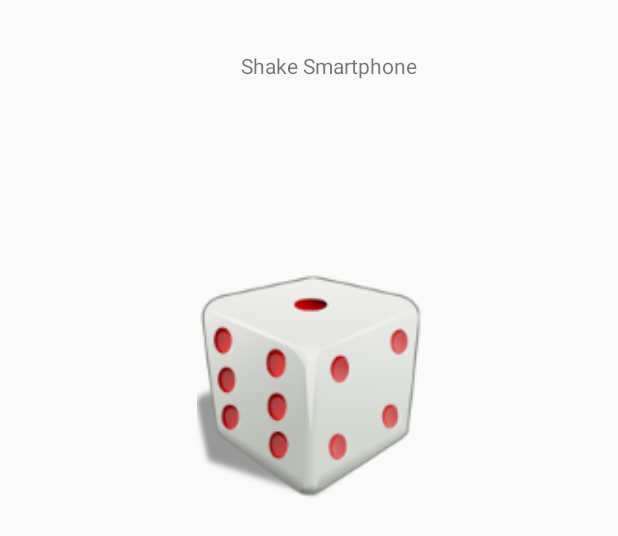
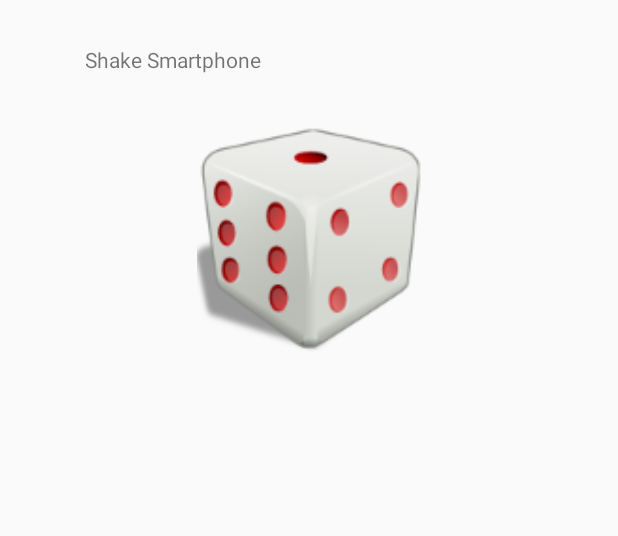
Before and after one commit to MyGodItsFull0fStars/sternenkrieg, an Android app: the layout activity_wuerfeltest.xml on its own in the app's theme, with its tools: preview values and no code run, on a phone screen of 412 x 824 dp. Shown: the top 536 px of the screen. Run offline under Robolectric (Android 15) with nearby library versions, the phone set to English and light mode, and no system bars.

Commit message:
Würfel verbessert

```diff
--- a/app/src/main/java/com/example/rebelartstudios/sternenkrieg/MainActivity.java
+++ b/app/src/main/java/com/example/rebelartstudios/sternenkrieg/MainActivity.java
@@ -87,7 +87,6 @@ public class MainActivity extends AppCompatActivity {
             @Override
             public void onClick(View v) {
                 Intent intent = new Intent(MainActivity.this, Wuerfeltest.class);
-                intent.putExtra("shake", false);
                 startActivity(intent);
             }
         });
--- a/app/src/main/res/layout/activity_wuerfeltest.xml
+++ b/app/src/main/res/layout/activity_wuerfeltest.xml
@@ -10,17 +10,17 @@
         android:id="@+id/textView"
         android:layout_width="wrap_content"
         android:layout_height="wrap_content"
-        android:layout_marginTop="34dp"
+        android:layout_marginTop="30dp"
         android:text="Shake Smartphone"
         app:layout_constraintTop_toTopOf="parent"
-        android:layout_marginRight="133dp"
+        android:layout_marginRight="237dp"
         app:layout_constraintRight_toRightOf="parent" />
 
     <ImageView
         android:id="@+id/imageDice"
         android:layout_width="150dp"
         android:layout_height="150dp"
-        android:layout_marginTop="129dp"
+        android:layout_marginTop="35dp"
         app:layout_constraintLeft_toLeftOf="parent"
         app:layout_constraintRight_toRightOf="parent"
         app:layout_constraintTop_toBottomOf="@+id/textView"
@@ -30,7 +30,7 @@
         android:id="@+id/text_score"
         android:layout_width="wrap_content"
         android:layout_height="wrap_content"
-        android:layout_marginTop="85dp"
+        android:layout_marginTop="16dp"
         app:layout_constraintLeft_toLeftOf="parent"
         app:layout_constraintRight_toRightOf="parent"
         app:layout_constraintTop_toBottomOf="@+id/imageDice" />
@@ -39,8 +39,9 @@
         android:id="@+id/text_enemy_score"
         android:layout_width="wrap_content"
         android:layout_height="wrap_content"
-        android:layout_marginTop="8dp"
+        android:layout_marginTop="24dp"
         app:layout_constraintLeft_toLeftOf="parent"
         app:layout_constraintRight_toRightOf="parent"
         app:layout_constraintTop_toBottomOf="@+id/text_score" />
+
 </android.support.constraint.ConstraintLayout>
```
Also changed, not shown: app/src/main/java/com/example/rebelartstudios/sternenkrieg/EndScreen.java (+6 -3 lines), app/src/main/java/com/example/rebelartstudios/sternenkrieg/Wuerfeltest.java (+64 -33 lines), app/src/main/res/drawable/drei.png (added), app/src/main/res/drawable/eins.png (added), app/src/main/res/drawable/zwei.png (added).
